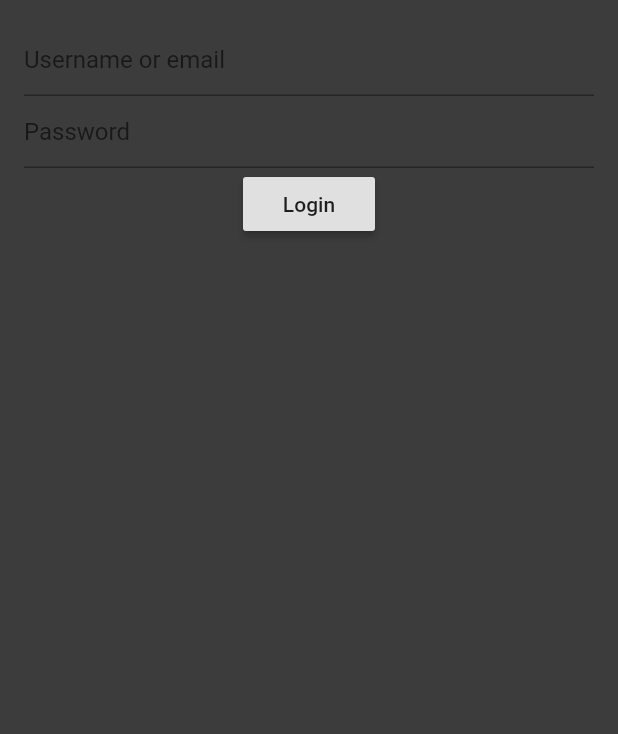
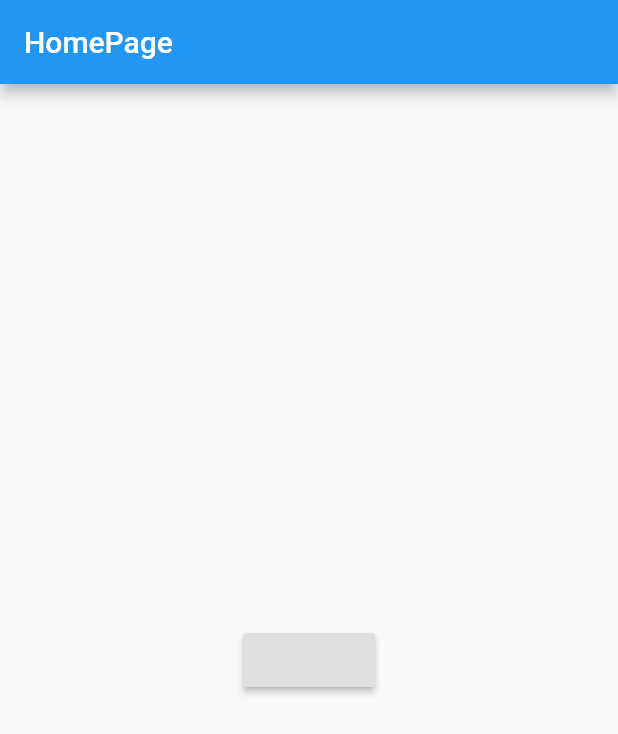
Before and after one commit to ThomasDalem/Epicture, a Flutter app: the screen it shows after launch, on a phone screen of 412 x 824 dp. Shown: the top 734 px of the screen. Run offline on Flutter 3.47's test engine with Material 2 defaults, Android fonts, the phone set to English and light mode, and no system bars; missing offline and left inert: flutter_webview_plugin; Roboto replaces fonts that are missing (Arial).

Commit message:
[ADD]: webview for login (not fully functionnal)

```diff
--- a/epicture/lib/main.dart
+++ b/epicture/lib/main.dart
@@ -1,4 +1,7 @@
+import 'dart:async';
+
 import 'package:flutter/material.dart';
+import 'package:flutter_webview_plugin/flutter_webview_plugin.dart';
 
 void main() => runApp(MyApp());
 
@@ -14,41 +17,69 @@ class MyApp extends StatelessWidget {
         primaryColorDark: Color(0xFF5a1ea0),
       ),
       debugShowCheckedModeBanner: false,
-      home: MyLoginPage(),
+      initialRoute: '/home',
+      routes: {'/home': (_) => HomePage(), '/login': (_) => LoginPage()},
     );
   }
 }
 
-class MyLoginPage extends StatefulWidget {
+class HomePage extends StatefulWidget {
   @override
-  _MyLoginPageState createState() => _MyLoginPageState();
+  _HomePageState createState() => _HomePageState();
 }
 
-class _MyLoginPageState extends State<MyLoginPage> {
+class _HomePageState extends State<HomePage> {
   @override
   Widget build(BuildContext context) {
     return Scaffold(
-      backgroundColor: Theme.of(context).backgroundColor,
-      body: Padding(
-        padding: const EdgeInsets.all(16.0),
-        child: Form(
-          child: Column(
-            children: <Widget>[
-              TextFormField(
-                decoration: InputDecoration(hintText: 'Username or email'),
-              ),
-              TextFormField(
-                decoration: InputDecoration(hintText: 'Password'),
-                obscureText: true,
-              ),
-              RaisedButton(
-                onPressed: () {},
-                child: Text('Login'),
-              )
-            ],
-          ),
+      appBar: AppBar(
+        title: Text('HomePage'),
+      ),
+      body: Center(
+        child: RaisedButton(
+          onPressed: () {
+            Navigator.pushNamed(context, '/login');
+          },
         ),
       ),
     );
   }
 }
+
+class LoginPage extends StatefulWidget {
+  @override
+  _LoginPageState createState() => _LoginPageState();
+}
+
+class _LoginPageState extends State<LoginPage> {
+  final flutterWebViewPlugin = FlutterWebviewPlugin();
+  StreamSubscription<String> _onURLChanged;
+  final _history = [];
+
+  @override
+  void initState() {
+    super.initState();
+
+    _onURLChanged = flutterWebViewPlugin.onUrlChanged.listen((String url) {
+      if (mounted) {
+        setState(() {
+          _history.add('onUrlChanged: $url');
+        });
+      }
+    });
+  }
+
+  void dispose() {
+    _onURLChanged.cancel();
+    flutterWebViewPlugin.dispose();
+    super.dispose();
+  }
+
+  Widget build(BuildContext context) {
+    return new WebviewScaffold(
+      url:
+          "https://api.imgur.com/oauth2/authorize?client_id=8cd66f037fcd783&response_type=token",
+      appBar: new AppBar(title: new Text("Connection à Imgur")),
+    );
+  }
+}
--- a/epicture/pubspec.yaml
+++ b/epicture/pubspec.yaml
@@ -18,7 +18,7 @@ publish_to: 'none' # Remove this line if you wish to publish to pub.dev
 version: 1.0.0+1
 
 environment:
-  sdk: ">=2.7.0 <3.0.0"
+  sdk: ">=2.7.0"
 
 dependencies:
   flutter_webview_plugin: ^0.3.11
```
Also changed, not shown: epicture/pubspec.lock, 1 other file.
